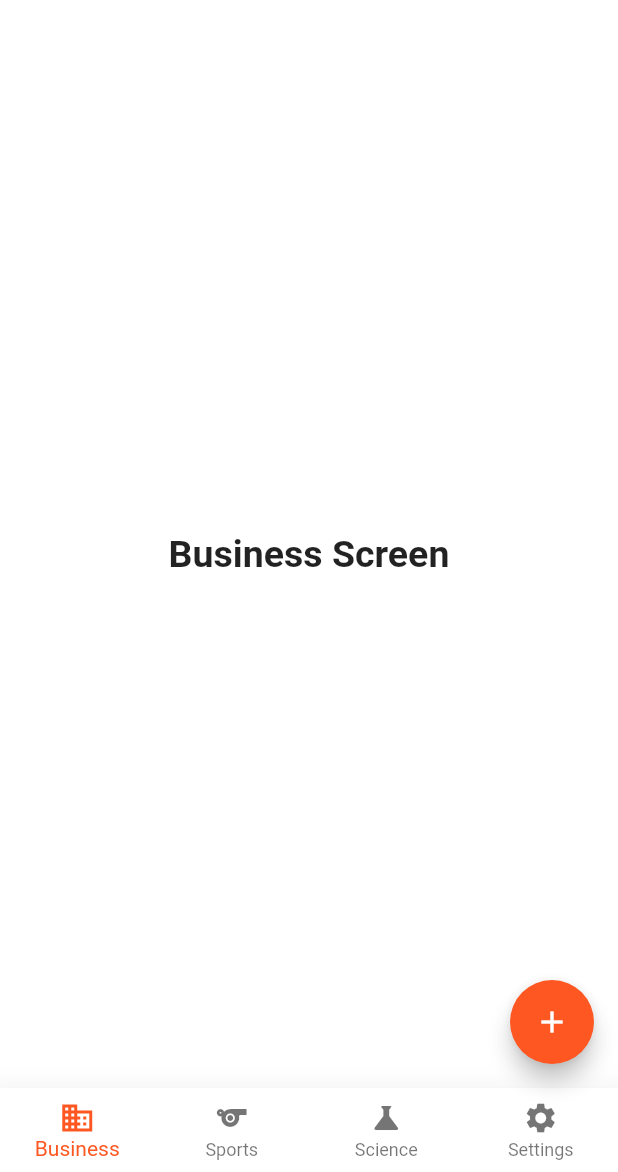
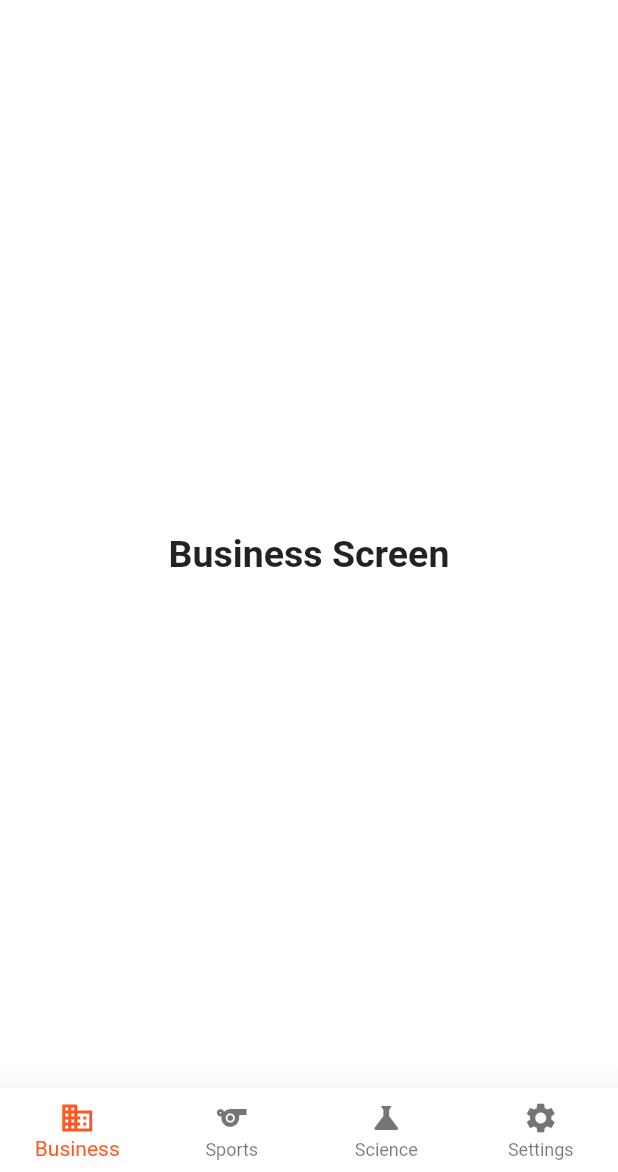
Before and after one commit to Tolbaax/News, a Flutter app: the screen it shows after launch, on a phone screen of 412 x 824 dp, the part 64-1236 px from its top. Run offline on Flutter 3.47's test engine with Material 2 defaults, Android fonts, the phone set to English and light mode, and no system bars; our stand-ins replace bloc, dio, flutter_bloc.

```diff
--- a/lib/layout/home_screen.dart
+++ b/lib/layout/home_screen.dart
@@ -2,7 +2,6 @@ import 'package:flutter/material.dart';
 import 'package:flutter_bloc/flutter_bloc.dart';
 import 'package:news365/shared/cubit/cubit.dart';
 import 'package:news365/shared/cubit/states.dart';
-import 'package:news365/shared/network/remote/dio_helper.dart';
 
 class HomeScreen extends StatelessWidget {
   const HomeScreen({Key? key}) : super(key: key);
@@ -10,7 +9,7 @@ class HomeScreen extends StatelessWidget {
   @override
   Widget build(BuildContext context) {
     return BlocProvider(
-      create: (BuildContext context,)=> NewsCubit(),
+      create: (BuildContext context,)=> NewsCubit()..getBusiness(),
       child: BlocConsumer<NewsCubit, NewsStates>(
         listener: (context, state) {},
         builder: (context, state) {
@@ -31,23 +30,6 @@ class HomeScreen extends StatelessWidget {
                 cubit.changeBottomNavBar(index);
               },
             ),
-            floatingActionButton: FloatingActionButton(
-              onPressed: () {
-                DioHelper.getData(
-                  url: 'v2/top-headlines',
-                  query: {
-                    'country': 'eg',
-                    'category': 'business',
-                    'apikey': '5d8255285806419bbfe60e349307e71a',
-                  },
-                ).then((value) {
-                  print(value.data['articles'][0]['title']);
-                });
-              },
-              child: const Icon(
-                Icons.add
-              ),
-            ),
             body: cubit.screens[cubit.currentIndex],
           );
         },
--- a/lib/main.dart
+++ b/lib/main.dart
@@ -1,6 +1,7 @@
 import 'package:bloc/bloc.dart';
 import 'package:flutter/material.dart';
 import 'package:flutter/services.dart';
+import 'package:news365/shared/cubit/bloc_observer.dart';
 import 'package:news365/shared/cubit/cubit.dart';
 import 'package:news365/shared/network/remote/dio_helper.dart';
 import 'layout/home_screen.dart';
@@ -10,7 +11,7 @@ void main() {
     NewsCubit();
     runApp(const MyApp());
   },
-  // blocObserver: MyBlocObserver(),
+  blocObserver: MyBlocObserver(),
   );
   DioHelper.init();
 }
@@ -45,9 +46,6 @@ class MyApp extends StatelessWidget {
           backgroundColor: Colors.white,
           elevation: 20.0
         ),
-        floatingActionButtonTheme: const FloatingActionButtonThemeData(
-          backgroundColor: Colors.deepOrange
-        ),
         scaffoldBackgroundColor: Colors.white,
       ),
       home: const HomeScreen(),
--- a/lib/shared/cubit/states.dart
+++ b/lib/shared/cubit/states.dart
@@ -3,3 +3,7 @@ abstract class NewsStates {}
 class NewsInitialState extends NewsStates {}
 
 class NewsBottomNavState extends NewsStates {}
+
+class NewsGetBusinessLoadingState extends NewsStates {}
+
+class NewsGetBusinessSuccessState extends NewsStates {}
```
Also changed, not shown: lib/shared/cubit/cubit.dart (+19 -0 lines).
